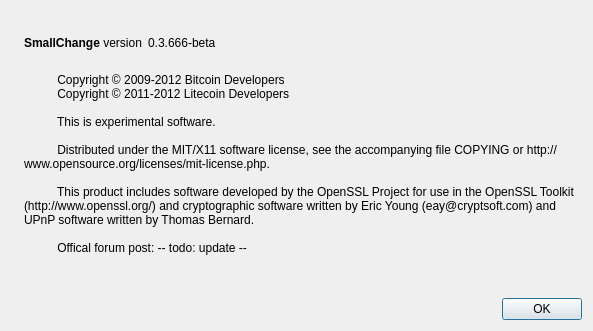
First picture: the form in src/qt/forms/aboutdialog.ui, repository rapidminerx/LOCoin_testnet, before the edit.
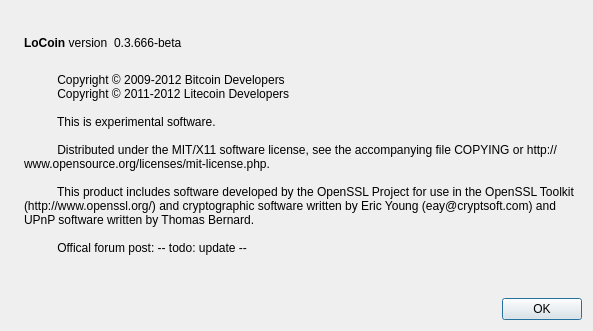
Second picture: the form after the edit. Icons and pictures are not drawn.

Commit message: Birth of Location Coin (test net): 1. renamed everything 2. updated epoch time to Sep 30 2017

Diff of the .ui file:
```diff
--- a/src/qt/forms/aboutdialog.ui
+++ b/src/qt/forms/aboutdialog.ui
@@ -50,7 +50,7 @@
           <cursorShape>IBeamCursor</cursorShape>
          </property>
          <property name="text">
-          <string>&lt;b&gt;SmallChange&lt;/b&gt; version</string>
+          <string>&lt;b&gt;LoCoin&lt;/b&gt; version</string>
          </property>
          <property name="textInteractionFlags">
           <set>Qt::LinksAccessibleByMouse|Qt::TextSelectableByKeyboard|Qt::TextSelectableByMouse</set>
```
Left out of the diff: 2 changed lines with no effect on the pictures. The commit also changes 38 other files.
